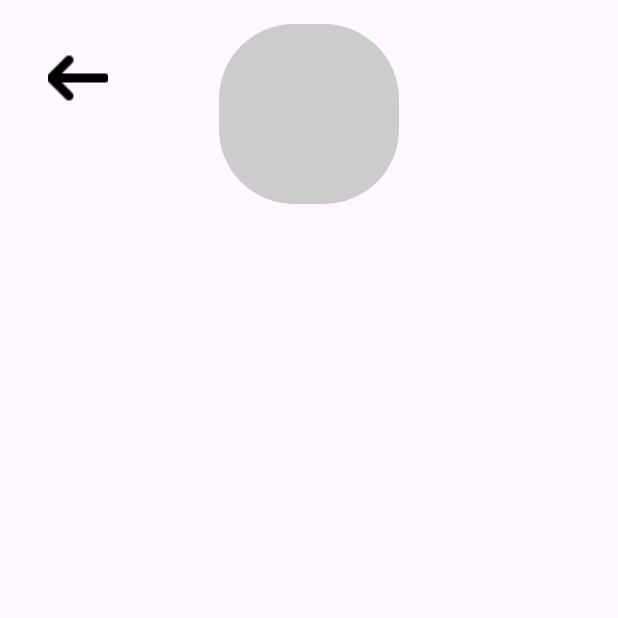
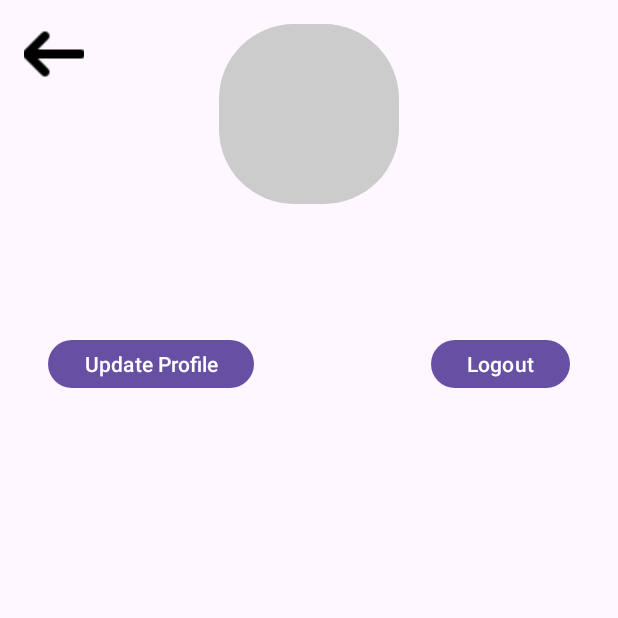
Before and after one commit to Shravanth-MR/Blog-Application, an Android app: the Profpage screen opened directly, with no data from a screen before it, on a phone screen of 412 x 824 dp, the top half of it. Run offline under Robolectric (Android 15) with nearby library versions, the phone set to English and light mode, and no system bars; our stand-ins replace Firebase (no records; nobody signed in at launch, a user with empty details on screens opened directly), Picasso.

Commit message:
update profile and logout

```diff
--- a/Blogapp/app/src/main/AndroidManifest.xml
+++ b/Blogapp/app/src/main/AndroidManifest.xml
@@ -58,7 +58,11 @@
         <activity
             android:name="com.example.blog_app.UpdateBlogActivity"
             android:label="Update Blog" />
-<!--        <activity-->
+        <activity
+            android:name=".UpdateProfileActivity"
+            android:label="Update Profile" />
+
+        <!--        <activity-->
 <!--            android:name=".BlogDetailsActivity"-->
 <!--            android:label="Blog Details" />-->
     </application>
--- a/Blogapp/app/src/main/java/com/example/blog_app/Profpage.kt
+++ b/Blogapp/app/src/main/java/com/example/blog_app/Profpage.kt
@@ -1,28 +1,31 @@
 package com.example.blog_app
 
+//import com.google.firebase.Timestamp
+//import java.text.SimpleDateFormat
 import android.content.Intent
 import android.os.Bundle
 import android.util.Log
 import android.view.LayoutInflater
 import android.view.View
-import android.widget.*
+import android.widget.Button
+import android.widget.ImageButton
+import android.widget.ImageView
+import android.widget.LinearLayout
+import android.widget.TextView
+import android.widget.Toast
 import androidx.appcompat.app.AppCompatActivity
-import androidx.core.content.ContextCompat
 import com.bumptech.glide.Glide
 import com.bumptech.glide.request.RequestOptions
 import com.example.blog_app.Blog
-import com.example.blog_app.R
-//import com.google.firebase.Timestamp
+import com.google.firebase.auth.FirebaseAuth
 import com.google.firebase.auth.ktx.auth
 import com.google.firebase.firestore.FirebaseFirestore
+import com.google.firebase.firestore.Query
 import com.google.firebase.ktx.Firebase
 import com.squareup.picasso.Picasso
-//import java.text.SimpleDateFormat
+import java.text.SimpleDateFormat
+import java.util.Date
 import java.util.Locale
-import com.google.firebase.Timestamp
-import com.google.firebase.firestore.Query
-import java.util.Date
-import java.text.SimpleDateFormat
 
 
 class Profpage : AppCompatActivity() {
@@ -31,6 +34,9 @@ class Profpage : AppCompatActivity() {
     private lateinit var titleTextView: TextView
     private lateinit var blogPostsLayout: LinearLayout
     private lateinit var userId: String
+    private lateinit var updateProfileButton: Button
+    private lateinit var logoutButton: Button
+    private lateinit var auth: FirebaseAuth
 
     override fun onCreate(savedInstanceState: Bundle?) {
         super.onCreate(savedInstanceState)
@@ -40,9 +46,43 @@ class Profpage : AppCompatActivity() {
         usernameTextView = findViewById(R.id.usernameTextView)
         titleTextView = findViewById(R.id.titleTextView)
         blogPostsLayout = findViewById(R.id.blogPostsLayout)
+        logoutButton = findViewById(R.id.logoutButton)
         val leftArrowButton = findViewById<ImageButton>(R.id.leftArrowButton)
 
         leftArrowButton.setOnClickListener {
+            finish()
+        }
+
+        updateProfileButton = findViewById(R.id.updateProfileButton)
+
+        updateProfileButton.setOnClickListener {
+            val username = usernameTextView.text.toString().trim()
+            val title = titleTextView.text.toString().trim()
+
+            val db = FirebaseFirestore.getInstance()
+            val userRef = db.collection("userProfile").document(userId)
+
+            userRef.get()
+                .addOnSuccessListener { documentSnapshot ->
+                    if (documentSnapshot.exists()) {
+                        val imageUrl = documentSnapshot.getString("image_url")
+
+                        val intent = Intent(this, UpdateProfileActivity::class.java)
+                        intent.putExtra("previousUsername", username)
+                        intent.putExtra("previousTitle", title)
+                        intent.putExtra("previousImageUrl", imageUrl)
+                        startActivity(intent)
+                    }
+                }
+        }
+
+
+
+        auth = Firebase.auth
+        logoutButton.setOnClickListener {
+            auth.signOut()
+            val intent = Intent(this, Login::class.java)
+            startActivity(intent)
             finish()
         }
 
--- a/Blogapp/app/src/main/res/layout/activity_profpage.xml
+++ b/Blogapp/app/src/main/res/layout/activity_profpage.xml
@@ -33,30 +33,64 @@
         android:layout_centerHorizontal="true"
         android:layout_marginTop="8dp" />
 
-    <!-- Blog Posts -->
-    <ScrollView
-        android:layout_width="match_parent"
-        android:layout_height="match_parent"
-        android:layout_below="@id/titleTextView"
-        android:layout_marginTop="16dp">
-
-        <LinearLayout
-            android:id="@+id/blogPostsLayout"
-            android:layout_width="match_parent"
-            android:layout_height="wrap_content"
-            android:orientation="vertical" />
-
-    </ScrollView>
-
     <!-- Left Arrow Button -->
     <ImageButton
         android:id="@+id/leftArrowButton"
         android:layout_width="40dp"
         android:layout_height="40dp"
         android:layout_alignParentStart="true"
-        android:layout_marginStart="16dp"
-        android:layout_marginTop="16dp"
+        android:layout_alignParentTop="true"
         android:background="@null"
         android:src="@drawable/ic_back_arrow" />
 
+    <!-- Parent LinearLayout -->
+    <LinearLayout
+        android:layout_width="match_parent"
+        android:layout_height="wrap_content"
+        android:orientation="vertical"
+        android:layout_below="@id/titleTextView"
+        android:layout_marginTop="16dp">
+
+        <!-- Update Profile and Logout Buttons -->
+        <LinearLayout
+            android:layout_width="match_parent"
+            android:layout_height="40dp"
+            android:orientation="horizontal">
+
+            <Button
+                android:id="@+id/updateProfileButton"
+                android:layout_width="wrap_content"
+                android:layout_height="match_parent"
+                android:layout_marginLeft="16dp"
+                android:text="Update Profile" />
+
+            <View
+                android:layout_width="0dp"
+                android:layout_height="match_parent"
+                android:layout_weight="1" />
+
+            <Button
+                android:id="@+id/logoutButton"
+                android:layout_width="wrap_content"
+                android:layout_height="match_parent"
+                android:layout_marginRight="16dp"
+                android:text="Logout" />
+
+        </LinearLayout>
+
+        <!-- Scroll View -->
+        <ScrollView
+            android:layout_width="match_parent"
+            android:layout_height="match_parent">
+
+            <LinearLayout
+                android:id="@+id/blogPostsLayout"
+                android:layout_width="match_parent"
+                android:layout_height="wrap_content"
+                android:orientation="vertical" />
+
+        </ScrollView>
+
+    </LinearLayout>
+
 </RelativeLayout>
```
Also changed, not shown: Blogapp/app/src/main/java/com/example/blog_app/UpdateProfileActivity.kt (added, +178 -0 lines), Blogapp/app/src/main/res/layout/activity_update_profile.xml (added, +68 -0 lines).
